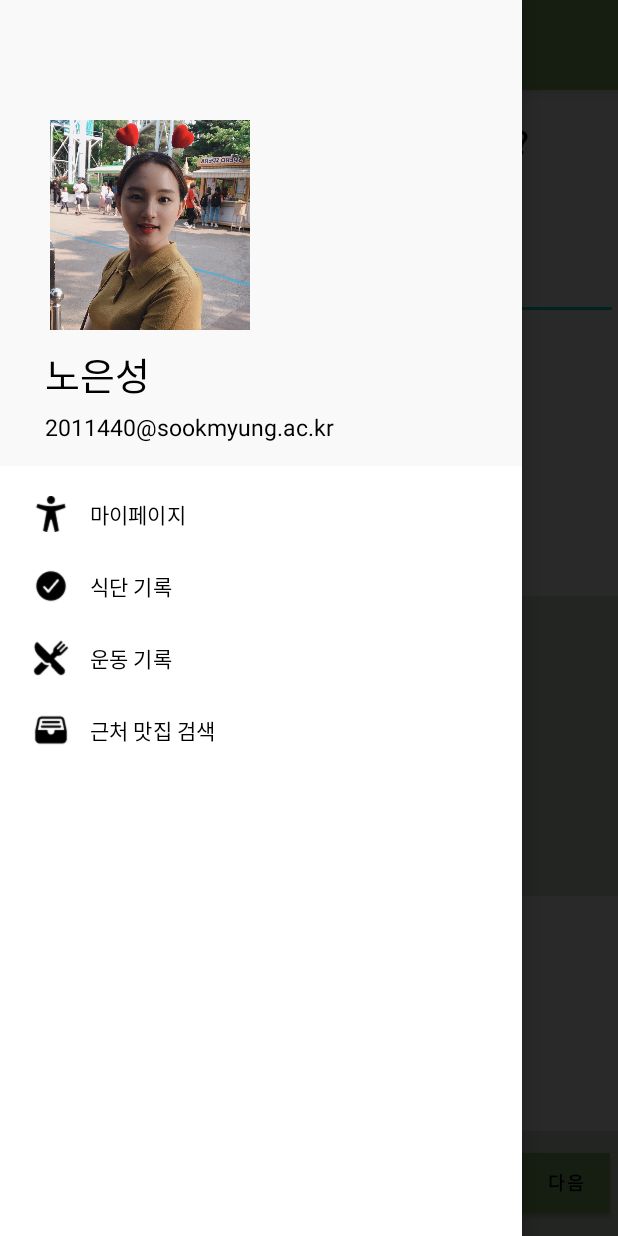
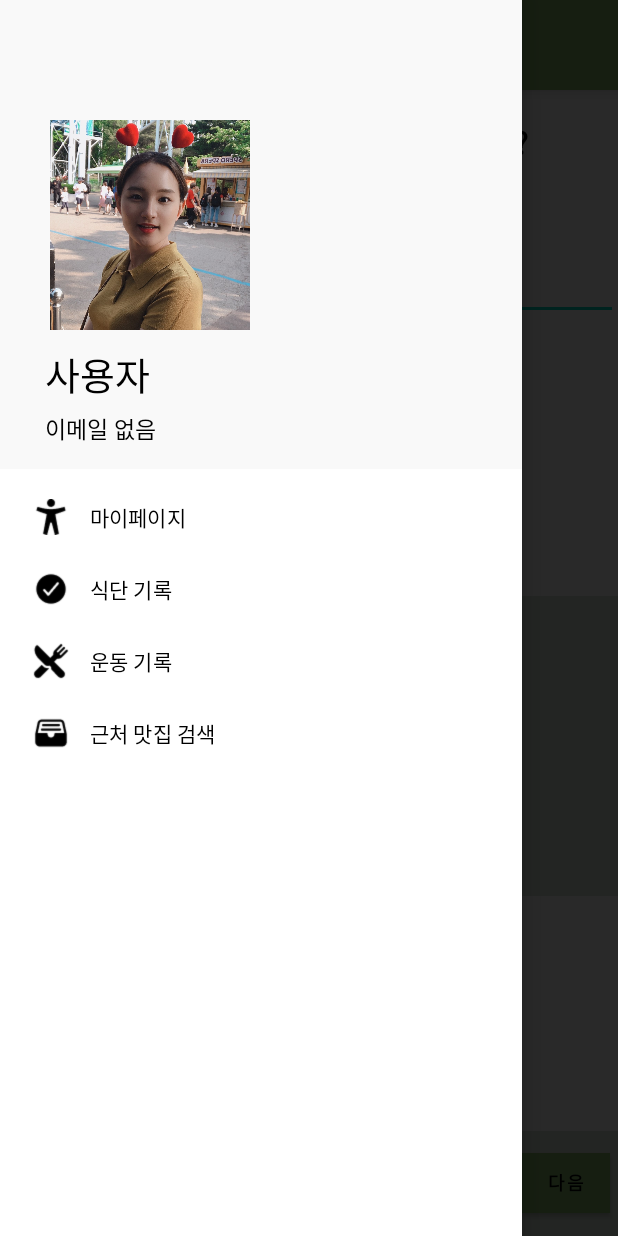
Before and after one commit to happysungb/MyDay, an Android app: the MainActivity screen opened directly, with no data from a screen before it, with the side drawer open, on a phone screen of 412 x 824 dp. Run offline under Robolectric (Android 15) with nearby library versions, the phone set to English and light mode, and no system bars; our stand-ins replace Firebase (no records; nobody signed in at launch, a user with empty details on screens opened directly); 1 statement that could not run was skipped.

Commit message:
로그인한 이메일과 이름으로 mainpage,navigation view에 보임

```diff
--- a/app/src/main/AndroidManifest.xml
+++ b/app/src/main/AndroidManifest.xml
@@ -30,10 +30,10 @@
         </activity>
         <activity
             android:name=".user.LoginActivity"
-            android:exported="false"></activity>
+            android:exported="false"/>
         <activity
             android:name=".user.SignUpActivity"
-            android:exported="false"></activity>
+            android:exported="false"/>
         <activity
             android:name=".MainActivity"
             android:exported="false">
--- a/app/src/main/java/com/example/myday/MainActivity.kt
+++ b/app/src/main/java/com/example/myday/MainActivity.kt
@@ -9,6 +9,7 @@ import android.view.MenuItem
 import android.view.inputmethod.InputMethodManager
 import android.widget.ArrayAdapter
 import android.widget.Spinner
+import android.widget.TextView
 import android.widget.Toast
 import androidx.appcompat.widget.Toolbar
 import androidx.appcompat.app.AppCompatActivity
@@ -25,7 +26,6 @@ import com.example.myday.food.SearchResultFragment
 import com.example.myday.food.Selected
 import com.example.myday.food.SelectedAdapter
 import com.example.myday.food.Time
-import com.example.myday.user.LoginActivity
 import com.google.android.material.navigation.NavigationView
 import com.google.firebase.auth.FirebaseAuth
 import retrofit2.Call
@@ -50,7 +50,17 @@ class MainActivity : AppCompatActivity(), DialogCallback, NavigationView.OnNavig
         auth = FirebaseAuth.getInstance()
 
         val userName = intent.getStringExtra("userName") ?: "사용자" //userName이 null이면 "사용자"로 표시
+        val userEmail = intent.getStringExtra("userEmail") ?: "이메일 없음"
+
         mainBinding.mainGreeting.text = "${userName}님, 오늘 건강한 하루 보내셨나요?"
+
+        val navigationViewHeader = mainBinding.navView.getHeaderView(0)
+        val userNameTextView = navigationViewHeader.findViewById<TextView>(R.id.navName)
+        val emailTextView = navigationViewHeader.findViewById<TextView>(R.id.navEmail)
+
+        userNameTextView.text = userName
+        emailTextView.text = userEmail
+
 
         // Toolbar 설정
         val toolbar: Toolbar = findViewById(R.id.toolbar) // appbar.xml에 있는 Toolbar ID
--- a/app/src/main/java/com/example/myday/user/LoginActivity.kt
+++ b/app/src/main/java/com/example/myday/user/LoginActivity.kt
@@ -44,6 +44,7 @@ class LoginActivity : AppCompatActivity() {
                             val userName = document.getString("name")
                             val intent = Intent(this, MainActivity::class.java)
                             intent.putExtra("userName", userName)
+                            intent.putExtra("userEmail",email)
                             startActivity(intent)
                             finish()
                         }
--- a/app/src/main/java/com/example/myday/user/SignUpActivity.kt
+++ b/app/src/main/java/com/example/myday/user/SignUpActivity.kt
@@ -70,6 +70,7 @@ class SignUpActivity : AppCompatActivity() {
             }
         }
     }
+
     private fun saveUserIntoDB(userDto: UserDto) {
         val userId = auth.currentUser?.uid
         if (userDto!= null) {
--- a/app/src/main/res/layout/navigation_header.xml
+++ b/app/src/main/res/layout/navigation_header.xml
@@ -15,23 +15,23 @@
         />
 
     <TextView
+        android:id="@+id/navName"
         android:layout_width="match_parent"
         android:layout_height="wrap_content"
         android:layout_gravity="bottom"
         android:layout_marginTop="10dp"
         android:layout_marginStart="30dp"
-        android:text="노은성"
         android:textSize="25sp"
         android:textColor="@color/black"
         />
     <TextView
+        android:id="@+id/navEmail"
         android:layout_width="match_parent"
         android:layout_height="wrap_content"
         android:layout_gravity="bottom"
         android:layout_marginTop="5dp"
         android:layout_marginStart="30dp"
         android:layout_marginBottom="15dp"
-        android:text="2011440@sookmyung.ac.kr"
         android:textSize="15sp"
         android:textColor="@color/black"
         />
```
